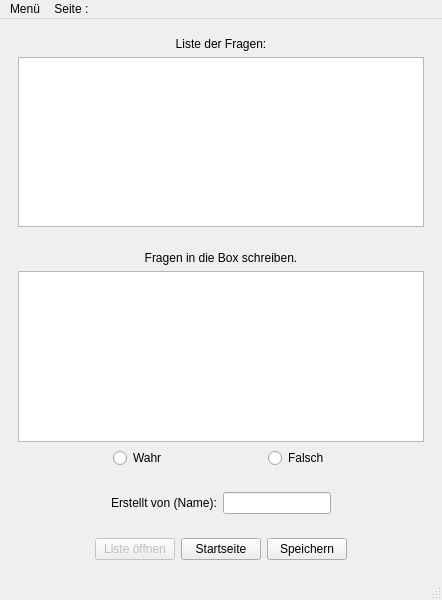
sterniR/LernApp, file devLernapp/lernapp.ui: the form before one commit.
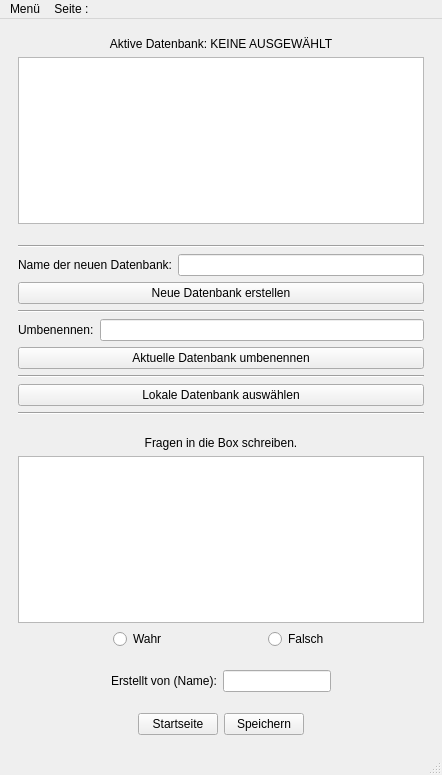
The form after the commit.

The edit to the form file:
```diff
--- a/devLernapp/lernapp.ui
+++ b/devLernapp/lernapp.ui
@@ -7,7 +7,7 @@
     <x>0</x>
     <y>0</y>
     <width>442</width>
-    <height>600</height>
+    <height>775</height>
    </rect>
   </property>
   <property name="windowTitle">
@@ -369,7 +369,7 @@
           <item>
            <widget class="QLabel" name="label2_1">
             <property name="text">
-             <string>Liste der Fragen:</string>
+             <string>Aktive Datenbank: KEINE AUSGEWÄHLT</string>
             </property>
             <property name="alignment">
              <set>Qt::AlignmentFlag::AlignCenter</set>
@@ -379,6 +379,111 @@
           <item>
            <widget class="QTableView" name="tableView2_1"/>
           </item>
+          <item>
+           <spacer name="verticalSpacer_10">
+            <property name="orientation">
+             <enum>Qt::Orientation::Vertical</enum>
+            </property>
+            <property name="sizeHint" stdset="0">
+             <size>
+              <width>20</width>
+              <height>40</height>
+             </size>
+            </property>
+           </spacer>
+          </item>
+          <item>
+           <layout class="QVBoxLayout" name="verticalLayout_21">
+            <item>
+             <widget class="Line" name="line_5">
+              <property name="orientation">
+               <enum>Qt::Orientation::Horizontal</enum>
+              </property>
+             </widget>
+            </item>
+            <item>
+             <layout class="QVBoxLayout" name="verticalLayout_24">
+              <item>
+               <layout class="QHBoxLayout" name="horizontalLayout_16">
+                <item>
+                 <widget class="QLabel" name="label2_4">
+                  <property name="text">
+                   <string>Name der neuen Datenbank:</string>
+                  </property>
+                 </widget>
+                </item>
+                <item>
+                 <widget class="QLineEdit" name="lineEdit2_2"/>
+                </item>
+               </layout>
+              </item>
+              <item>
+               <widget class="QPushButton" name="button2_5">
+                <property name="text">
+                 <string>Neue Datenbank erstellen</string>
+                </property>
+               </widget>
+              </item>
+              <item>
+               <widget class="Line" name="line_3">
+                <property name="orientation">
+                 <enum>Qt::Orientation::Horizontal</enum>
+                </property>
+               </widget>
+              </item>
+             </layout>
+            </item>
+            <item>
+             <layout class="QVBoxLayout" name="verticalLayout_27">
+              <item>
+               <layout class="QHBoxLayout" name="horizontalLayout_17">
+                <item>
+                 <widget class="QLabel" name="label2_5">
+                  <property name="text">
+                   <string>Umbenennen:</string>
+                  </property>
+                 </widget>
+                </item>
+                <item>
+                 <widget class="QLineEdit" name="lineEdit2_3"/>
+                </item>
+               </layout>
+              </item>
+              <item>
+               <widget class="QPushButton" name="button2_4">
+                <property name="text">
+                 <string>Aktuelle Datenbank umbenennen</string>
+                </property>
+               </widget>
+              </item>
+             </layout>
+            </item>
+           </layout>
+          </item>
+          <item>
+           <widget class="Line" name="line_4">
+            <property name="orientation">
+             <enum>Qt::Orientation::Horizontal</enum>
+            </property>
+           </widget>
+          </item>
+          <item>
+           <widget class="QPushButton" name="button2_1">
+            <property name="enabled">
+             <bool>true</bool>
+            </property>
+            <property name="text">
+             <string>Lokale Datenbank auswählen</string>
+            </property>
+           </widget>
+          </item>
+          <item>
+           <widget class="Line" name="line_2">
+            <property name="orientation">
+             <enum>Qt::Orientation::Horizontal</enum>
+            </property>
+           </widget>
+          </item>
           <item>
            <spacer name="verticalSpacer_6">
             <property name="orientation">
@@ -547,16 +652,6 @@
               </property>
              </spacer>
             </item>
-            <item>
-             <widget class="QPushButton" name="button2_1">
-              <property name="enabled">
-               <bool>false</bool>
-              </property>
-              <property name="text">
-               <string>Liste öffnen</string>
-              </property>
-             </widget>
-            </item>
             <item>
              <widget class="QPushButton" name="button2_2">
               <property name="text">
```
Left out of the diff: 503 changed lines with no effect on the pictures.
